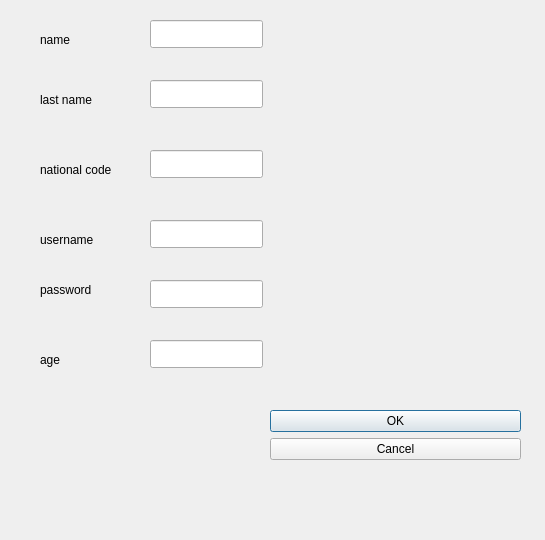
Above: bankingSystem/edituserdialog.ui from mehdi0-0s/Banking before the change. Below: the same form after it.
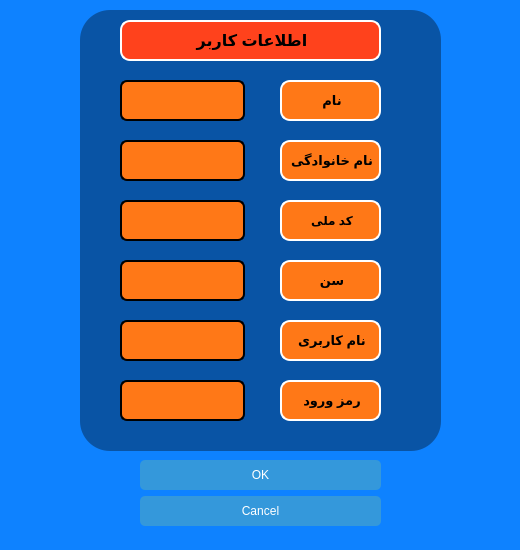
That is the form after the change.

Commit message: style: Improve UI design and layout

What changed in the file:
```diff
--- a/bankingSystem/edituserdialog.ui
+++ b/bankingSystem/edituserdialog.ui
@@ -6,22 +6,43 @@
    <rect>
     <x>0</x>
     <y>0</y>
-    <width>545</width>
-    <height>540</height>
+    <width>520</width>
+    <height>550</height>
    </rect>
   </property>
   <property name="windowTitle">
    <string>Dialog</string>
   </property>
+  <property name="styleSheet">
+   <string notr="true">background-color: rgb(14, 130, 255);</string>
+  </property>
   <widget class="QDialogButtonBox" name="buttonBox">
    <property name="geometry">
     <rect>
-     <x>270</x>
-     <y>410</y>
-     <width>251</width>
-     <height>101</height>
+     <x>140</x>
+     <y>460</y>
+     <width>241</width>
+     <height>81</height>
     </rect>
    </property>
+   <property name="font">
+    <font>
+     <bold>true</bold>
+    </font>
+   </property>
+   <property name="styleSheet">
+    <string notr="true">QPushButton {
+    background-color: #3498db;
+    color: white;
+    border: none;
+    padding: 8px 16px;
+    border-radius: 5px;
+}
+
+QPushButton:hover {
+    background-color: #2980b9;
+}</string>
+   </property>
    <property name="orientation">
     <enum>Qt::Orientation::Vertical</enum>
    </property>
@@ -29,143 +50,310 @@
     <set>QDialogButtonBox::StandardButton::Cancel|QDialogButtonBox::StandardButton::Ok</set>
    </property>
   </widget>
-  <widget class="QLabel" name="label_2">
+  <widget class="QFrame" name="frame">
    <property name="geometry">
     <rect>
-     <x>40</x>
-     <y>90</y>
-     <width>63</width>
-     <height>20</height>
+     <x>80</x>
+     <y>10</y>
+     <width>361</width>
+     <height>441</height>
     </rect>
    </property>
-   <property name="text">
-    <string>last name</string>
+   <property name="styleSheet">
+    <string notr="true">background-color:rgba(0,0,0,90);
+border-radius:30px;
+</string>
    </property>
-  </widget>
-  <widget class="QLabel" name="label_4">
-   <property name="geometry">
-    <rect>
-     <x>40</x>
-     <y>230</y>
-     <width>63</width>
-     <height>20</height>
-    </rect>
+   <property name="frameShape">
+    <enum>QFrame::Shape::StyledPanel</enum>
    </property>
-   <property name="text">
-    <string>username</string>
+   <property name="frameShadow">
+    <enum>QFrame::Shadow::Raised</enum>
    </property>
-  </widget>
-  <widget class="QLabel" name="label_3">
-   <property name="geometry">
-    <rect>
-     <x>40</x>
-     <y>160</y>
-     <width>101</width>
-     <height>20</height>
-    </rect>
-   </property>
-   <property name="text">
-    <string>national code</string>
-   </property>
-  </widget>
-  <widget class="QLineEdit" name="lastName_lineEdit">
-   <property name="geometry">
-    <rect>
-     <x>150</x>
-     <y>80</y>
-     <width>113</width>
-     <height>28</height>
-    </rect>
-   </property>
-  </widget>
-  <widget class="QLineEdit" name="name_lineEdit">
-   <property name="geometry">
-    <rect>
-     <x>150</x>
-     <y>20</y>
-     <width>113</width>
-     <height>28</height>
-    </rect>
-   </property>
-  </widget>
-  <widget class="QLineEdit" name="age_lineEdit">
-   <property name="geometry">
-    <rect>
-     <x>150</x>
-     <y>340</y>
-     <width>113</width>
-     <height>28</height>
-    </rect>
-   </property>
-  </widget>
-  <widget class="QLineEdit" name="password_lineEdit">
-   <property name="geometry">
-    <rect>
-     <x>150</x>
-     <y>280</y>
-     <width>113</width>
-     <height>28</height>
-    </rect>
-   </property>
-  </widget>
-  <widget class="QLabel" name="label_6">
-   <property name="geometry">
-    <rect>
-     <x>40</x>
-     <y>350</y>
-     <width>63</width>
-     <height>20</height>
-    </rect>
-   </property>
-   <property name="text">
-    <string>age</string>
-   </property>
-  </widget>
-  <widget class="QLineEdit" name="nationalCode_lineEdit">
-   <property name="geometry">
-    <rect>
-     <x>150</x>
-     <y>150</y>
-     <width>113</width>
-     <height>28</height>
-    </rect>
-   </property>
-  </widget>
-  <widget class="QLabel" name="label">
-   <property name="geometry">
-    <rect>
-     <x>40</x>
-     <y>30</y>
-     <width>63</width>
-     <height>20</height>
-    </rect>
-   </property>
-   <property name="text">
-    <string>name</string>
-   </property>
-  </widget>
-  <widget class="QLineEdit" name="username_lineEdit">
-   <property name="geometry">
-    <rect>
-     <x>150</x>
-     <y>220</y>
-     <width>113</width>
-     <height>28</height>
-    </rect>
-   </property>
-  </widget>
-  <widget class="QLabel" name="label_5">
-   <property name="geometry">
-    <rect>
-     <x>40</x>
-     <y>280</y>
-     <width>63</width>
-     <height>20</height>
-    </rect>
-   </property>
-   <property name="text">
-    <string>password</string>
-   </property>
+   <widget class="QLabel" name="label">
+    <property name="geometry">
+     <rect>
+      <x>200</x>
+      <y>70</y>
+      <width>101</width>
+      <height>41</height>
+     </rect>
+    </property>
+    <property name="styleSheet">
+     <string notr="true">border-width:2px;
+border-style:solid;
+border-color: rgb(255, 255, 255);
+border-radius:10px;
+
+background-color: rgb(255, 120, 23);</string>
+    </property>
+    <property name="text">
+     <string>&lt;html&gt;&lt;head/&gt;&lt;body&gt;&lt;p align=&quot;center&quot;&gt;&lt;span style=&quot; font-size:10pt; font-weight:700;&quot;&gt;نام&lt;/span&gt;&lt;/p&gt;&lt;/body&gt;&lt;/html&gt;</string>
+    </property>
+   </widget>
+   <widget class="QLineEdit" name="name_lineEdit">
+    <property name="geometry">
+     <rect>
+      <x>40</x>
+      <y>70</y>
+      <width>125</width>
+      <height>41</height>
+     </rect>
+    </property>
+    <property name="styleSheet">
+     <string notr="true">border-width:2px;
+font: 700 12pt &quot;Segoe UI&quot;;
+border-style:solid;
+border-color: rgb(0, 0, 0);
+border-radius:7px;
+
+background-color: rgb(255, 120, 23);</string>
+    </property>
+    <property name="alignment">
+     <set>Qt::AlignmentFlag::AlignCenter</set>
+    </property>
+   </widget>
+   <widget class="QLabel" name="label_2">
+    <property name="geometry">
+     <rect>
+      <x>200</x>
+      <y>130</y>
+      <width>101</width>
+      <height>41</height>
+     </rect>
+    </property>
+    <property name="styleSheet">
+     <string notr="true">border-width:2px;
+border-style:solid;
+border-color: rgb(255, 255, 255);
+border-radius:10px;
+
+background-color: rgb(255, 120, 23);</string>
+    </property>
+    <property name="text">
+     <string>&lt;html&gt;&lt;head/&gt;&lt;body&gt;&lt;p align=&quot;center&quot;&gt;&lt;span style=&quot; font-size:10pt; font-weight:700;&quot;&gt;نام خانوادگی&lt;/span&gt;&lt;/p&gt;&lt;/body&gt;&lt;/html&gt;</string>
+    </property>
+   </widget>
+   <widget class="QLineEdit" name="lastName_lineEdit">
+    <property name="geometry">
+     <rect>
+      <x>40</x>
+      <y>130</y>
+      <width>125</width>
+      <height>41</height>
+     </rect>
+    </property>
+    <property name="styleSheet">
+     <string notr="true">border-width:2px;
+font: 700 12pt &quot;Segoe UI&quot;;
+border-style:solid;
+border-color: rgb(0, 0, 0);
+border-radius:7px;
+
+background-color: rgb(255, 120, 23);
+</string>
+    </property>
+    <property name="alignment">
+     <set>Qt::AlignmentFlag::AlignCenter</set>
+    </property>
+   </widget>
+   <widget class="QLabel" name="label_3">
+    <property name="geometry">
+     <rect>
+      <x>200</x>
+      <y>190</y>
+      <width>101</width>
+      <height>41</height>
+     </rect>
+    </property>
+    <property name="styleSheet">
+     <string notr="true">border-width:2px;
+border-style:solid;
+border-color: rgb(255, 255, 255);
+border-radius:10px;
+
+background-color: rgb(255, 120, 23);</string>
+    </property>
+    <property name="text">
+     <string>&lt;html&gt;&lt;head/&gt;&lt;body&gt;&lt;p align=&quot;center&quot;&gt;&lt;span style=&quot; font-weight:700;&quot;&gt;کد ملی&lt;/span&gt;&lt;/p&gt;&lt;/body&gt;&lt;/html&gt;</string>
+    </property>
+   </widget>
+   <widget class="QLineEdit" name="nationalCode_lineEdit">
+    <property name="geometry">
+     <rect>
+      <x>40</x>
+      <y>190</y>
+      <width>125</width>
+      <height>41</height>
+     </rect>
+    </property>
+    <property name="styleSheet">
+     <string notr="true">border-width:2px;
+font: 700 12pt &quot;Segoe UI&quot;;
+border-style:solid;
+border-color: rgb(0, 0, 0);
+border-radius:7px;
+
+background-color: rgb(255, 120, 23);
+</string>
+    </property>
+    <property name="alignment">
+     <set>Qt::AlignmentFlag::AlignCenter</set>
+    </property>
+   </widget>
+   <widget class="QLabel" name="label_6">
+    <property name="geometry">
+     <rect>
+      <x>200</x>
+      <y>250</y>
+      <width>101</width>
+      <height>41</height>
+     </rect>
+    </property>
+    <property name="styleSheet">
+     <string notr="true">border-width:2px;
+border-style:solid;
+border-color: rgb(255, 255, 255);
+border-radius:10px;
+
+background-color: rgb(255, 120, 23);</string>
+    </property>
+    <property name="text">
+     <string>&lt;html&gt;&lt;head/&gt;&lt;body&gt;&lt;p align=&quot;center&quot;&gt;&lt;span style=&quot; font-size:10pt; font-weight:700;&quot;&gt;سن&lt;/span&gt;&lt;/p&gt;&lt;/body&gt;&lt;/html&gt;</string>
+    </property>
+   </widget>
+   <widget class="QLineEdit" name="age_lineEdit">
+    <property name="geometry">
+     <rect>
+      <x>40</x>
+      <y>250</y>
+      <width>125</width>
+      <height>41</height>
+     </rect>
+    </property>
+    <property name="styleSheet">
+     <string notr="true">border-width:2px;
+font: 700 12pt &quot;Segoe UI&quot;;
+border-style:solid;
+border-color: rgb(0, 0, 0);
+border-radius:7px;
+
+background-color: rgb(255, 120, 23);
+</string>
+    </property>
+    <property name="alignment">
+     <set>Qt::AlignmentFlag::AlignCenter</set>
+    </property>
+   </widget>
+   <widget class="QLabel" name="label_4">
+    <property name="geometry">
+     <rect>
+      <x>200</x>
+      <y>310</y>
+      <width>101</width>
+      <height>41</height>
+     </rect>
+    </property>
+    <property name="styleSheet">
+     <string notr="true">border-width:2px;
+border-style:solid;
+border-color: rgb(255, 255, 255);
+border-radius:10px;
+
+background-color: rgb(255, 120, 23);</string>
+    </property>
+    <property name="text">
+     <string>&lt;html&gt;&lt;head/&gt;&lt;body&gt;&lt;p align=&quot;center&quot;&gt;&lt;span style=&quot; font-size:10pt; font-weight:700;&quot;&gt;نام کاربری&lt;/span&gt;&lt;/p&gt;&lt;/body&gt;&lt;/html&gt;</string>
+    </property>
+   </widget>
+   <widget class="QLineEdit" name="password_lineEdit">
+    <property name="geometry">
+     <rect>
+      <x>40</x>
+      <y>370</y>
+      <width>125</width>
+      <height>41</height>
+     </rect>
+    </property>
+    <property name="styleSheet">
+     <string notr="true">border-width:2px;
+font: 700 12pt &quot;Segoe UI&quot;;
+border-style:solid;
+border-color: rgb(0, 0, 0);
+border-radius:7px;
+
+background-color: rgb(255, 120, 23);
+</string>
+    </property>
+    <property name="alignment">
+     <set>Qt::AlignmentFlag::AlignCenter</set>
+    </property>
+   </widget>
+   <widget class="QLineEdit" name="username_lineEdit">
+    <property name="geometry">
+     <rect>
+      <x>40</x>
+      <y>310</y>
+      <width>125</width>
+      <height>41</height>
+     </rect>
+    </property>
+    <property name="styleSheet">
+     <string notr="true">border-width:2px;
+font: 700 12pt &quot;Segoe UI&quot;;
+border-style:solid;
+border-color: rgb(0, 0, 0);
+border-radius:7px;
+
+background-color: rgb(255, 120, 23);
+</string>
+    </property>
+    <property name="alignment">
+     <set>Qt::AlignmentFlag::AlignCenter</set>
+    </property>
+   </widget>
+   <widget class="QLabel" name="label_5">
+    <property name="geometry">
+     <rect>
+      <x>200</x>
+      <y>370</y>
+      <width>101</width>
+      <height>41</height>
+     </rect>
+    </property>
+    <property name="styleSheet">
+     <string notr="true">border-width:2px;
+border-style:solid;
+border-color: rgb(255, 255, 255);
+border-radius:10px;
+
+background-color: rgb(255, 120, 23);</string>
+    </property>
+    <property name="text">
+     <string>&lt;html&gt;&lt;head/&gt;&lt;body&gt;&lt;p align=&quot;center&quot;&gt;&lt;span style=&quot; font-size:10pt; font-weight:700;&quot;&gt;رمز ورود&lt;/span&gt;&lt;/p&gt;&lt;/body&gt;&lt;/html&gt;</string>
+    </property>
+   </widget>
+   <widget class="QLabel" name="label_14">
+    <property name="geometry">
+     <rect>
+      <x>40</x>
+      <y>10</y>
+      <width>261</width>
+      <height>41</height>
+     </rect>
+    </property>
+    <property name="styleSheet">
+     <string notr="true">border-width:2px;
+border-style:solid;
+border-color: rgb(255, 255, 255);
+border-radius:10px;
+
+background-color: rgb(255, 66, 28);</string>
+    </property>
+    <property name="text">
+     <string>&lt;html&gt;&lt;head/&gt;&lt;body&gt;&lt;p align=&quot;center&quot;&gt;&lt;span style=&quot; font-size:12pt; font-weight:700;&quot;&gt;اطلاعات کاربر&lt;/span&gt;&lt;/p&gt;&lt;/body&gt;&lt;/html&gt;</string>
+    </property>
+   </widget>
   </widget>
  </widget>
  <resources/>
```
The commit also changes 7 other files.
